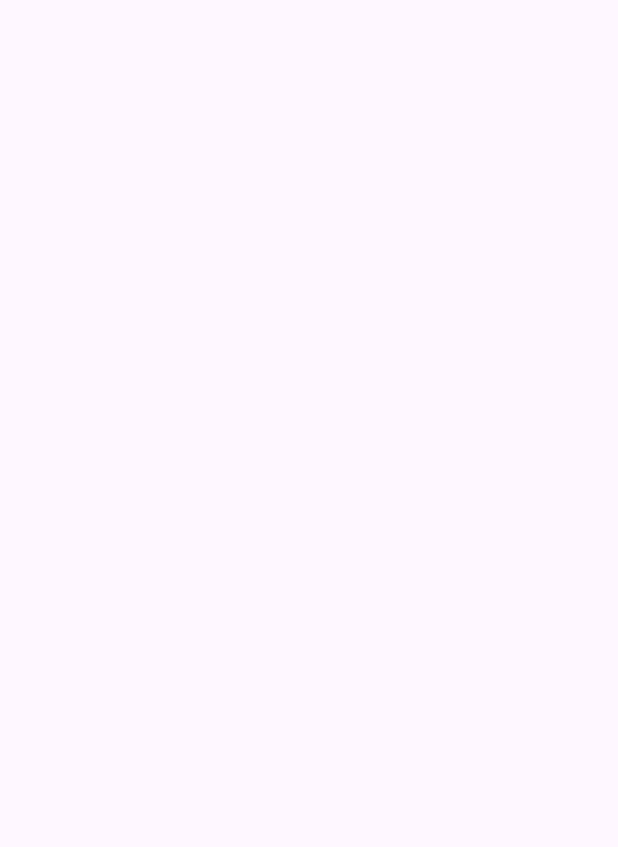
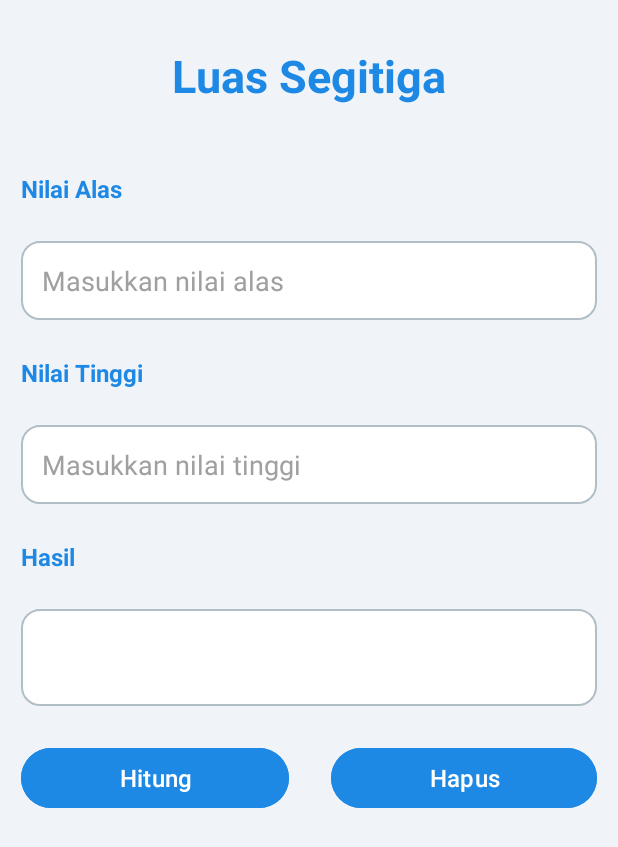
Before and after one commit to MEP201202/Pertemuan12, an Android app: the Segitiga screen opened directly, with no data from a screen before it, on a phone screen of 412 x 824 dp. Before the commit the part shown is empty. Shown: the top 847 px of the screen. Run offline under Robolectric (Android 15) with nearby library versions, the phone set to English and light mode, and no system bars.

Commit message:
Semua fungsi aplikasi sudah bisa berjalan dengan baik dan aplikasi sudah berjalan sesuai dengan yang diinginkan.

```diff
--- a/app/src/main/java/com/example/pertemuan12/Segitiga.java
+++ b/app/src/main/java/com/example/pertemuan12/Segitiga.java
@@ -1,14 +1,21 @@
 package com.example.pertemuan12;
 
 import android.os.Bundle;
-
 import androidx.activity.EdgeToEdge;
 import androidx.appcompat.app.AppCompatActivity;
 import androidx.core.graphics.Insets;
 import androidx.core.view.ViewCompat;
 import androidx.core.view.WindowInsetsCompat;
+import android.text.TextUtils;
+import android.view.View;
+import android.widget.Button;
+import android.widget.EditText;
+import android.widget.Toast;
 
 public class Segitiga extends AppCompatActivity {
+
+    EditText edAlas, edTinggi, edHasil;
+    Button btnHitung, btnHapus;
 
     @Override
     protected void onCreate(Bundle savedInstanceState) {
@@ -20,5 +27,67 @@ public class Segitiga extends AppCompatActivity {
             v.setPadding(systemBars.left, systemBars.top, systemBars.right, systemBars.bottom);
             return insets;
         });
+
+        // Inisialisasi Komponen
+        edAlas = findViewById(R.id.edalas);
+        edTinggi = findViewById(R.id.edtinggi);
+        edHasil = findViewById(R.id.edhasil);
+        btnHitung = findViewById(R.id.bthitung);
+        btnHapus = findViewById(R.id.bthapus);
+
+        // Fungsi tombol hitung
+        btnHitung.setOnClickListener(new View.OnClickListener() {
+            @Override
+            public void onClick(View v) {
+                hitungLuasSegitiga();
+            }
+        });
+
+        // Fungsi tombol hapus
+        btnHapus.setOnClickListener(new View.OnClickListener() {
+            @Override
+            public void onClick(View v) {
+                hapusInput();
+            }
+        });
+    }
+
+    private void hitungLuasSegitiga() {
+        // Ambil nilai dari input
+        String strAlas = edAlas.getText().toString();
+        String strTinggi = edTinggi.getText().toString();
+
+        // Validasi Input
+        if (TextUtils.isEmpty(strAlas)) {
+            edAlas.setError("Nilai alas tidak boleh kosong!");
+            return;
+        }
+
+        if (TextUtils.isEmpty(strTinggi)) {
+            edTinggi.setError("Nilai tinggi tidak boleh kosong !");
+            return;
+        }
+
+        try {
+            // Konversi nilai input ke angka
+            double alas = Double.parseDouble(strAlas);
+            double tinggi = Double.parseDouble(strTinggi);
+
+            // Hitung luas
+            double luas = 0.5 * alas * tinggi;
+
+            // Tampilkan hasil
+            edHasil.setText(String.valueOf(luas));
+        } catch (NumberFormatException e) {
+            Toast.makeText(this, "Input harus berupa angka!", Toast.LENGTH_SHORT).show();
+        }
+    }
+
+    private void hapusInput() {
+        // Kosongkan semua input
+        edAlas.setText("");
+        edTinggi.setText("");
+        edHasil.setText("");
+        edAlas.requestFocus();
     }
 }
--- /dev/null
+++ b/app/src/main/res/drawable/gradient_background.xml
@@ -0,0 +1,4 @@
+<gradient xmlns:android="http://schemas.android.com/apk/res/android"
+    android:startColor="#E3F2FD"
+    android:endColor="#BBDEFB"
+    android:angle="90" />
--- a/app/src/main/res/drawable/rounded_edittext.xml
+++ b/app/src/main/res/drawable/rounded_edittext.xml
@@ -1,6 +1,5 @@
-<!-- res/drawable/rounded_edittext.xml -->
 <shape xmlns:android="http://schemas.android.com/apk/res/android">
-    <solid android:color="#FFFFFF"/>
-    <corners android:radius="10dp"/>
-    <stroke android:color="#E0E0E0" android:width="1dp"/>
+    <corners android:radius="12dp" />
+    <solid android:color="#FFFFFF" />
+    <stroke android:width="1dp" android:color="#B0BEC5" />
 </shape>
--- a/app/src/main/res/layout/activity_segitiga.xml
+++ b/app/src/main/res/layout/activity_segitiga.xml
@@ -1,10 +1,127 @@
 <?xml version="1.0" encoding="utf-8"?>
-<androidx.constraintlayout.widget.ConstraintLayout xmlns:android="http://schemas.android.com/apk/res/android"
+<LinearLayout xmlns:android="http://schemas.android.com/apk/res/android"
     xmlns:app="http://schemas.android.com/apk/res-auto"
     xmlns:tools="http://schemas.android.com/tools"
     android:id="@+id/main"
     android:layout_width="match_parent"
     android:layout_height="match_parent"
+    android:orientation="vertical"
+    android:background="#F0F4F8"
+    android:padding="20dp"
     tools:context=".Segitiga">
 
-</androidx.constraintlayout.widget.ConstraintLayout>
+    <TextView
+        android:id="@+id/tvluassegitiga"
+        android:layout_width="wrap_content"
+        android:layout_height="wrap_content"
+        android:layout_gravity="center"
+        android:layout_marginTop="30dp"
+        android:layout_marginBottom="30dp"
+        android:text="Luas Segitiga"
+        android:textColor="#1E88E5"
+        android:textSize="30sp"
+        android:textStyle="bold" />
+
+    <TextView
+        android:id="@+id/tvalas"
+        android:layout_width="match_parent"
+        android:layout_height="wrap_content"
+        android:layout_marginBottom="10dp"
+        android:text="Nilai Alas"
+        android:padding="14dp"
+        android:textColor="#1E88E5"
+        android:textSize="16sp"
+        android:textStyle="bold" />
+
+    <EditText
+        android:id="@+id/edalas"
+        android:layout_width="match_parent"
+        android:layout_height="wrap_content"
+        android:layout_gravity="center"
+        android:layout_marginBottom="10dp"
+        android:layout_marginLeft="14dp"
+        android:layout_marginRight="14dp"
+        android:background="@drawable/rounded_edittext"
+        android:hint="Masukkan nilai alas"
+        android:inputType="number"
+        android:padding="14dp"
+        android:textColorHint="@color/hintColor" />
+
+    <TextView
+        android:id="@+id/tvtinggi"
+        android:layout_width="match_parent"
+        android:layout_height="wrap_content"
+        android:layout_marginBottom="10dp"
+        android:padding="14dp"
+        android:text="Nilai Tinggi"
+        android:textColor="#1E88E5"
+        android:textSize="16sp"
+        android:textStyle="bold" />
+
+    <EditText
+        android:id="@+id/edtinggi"
+        android:layout_width="match_parent"
+        android:layout_height="wrap_content"
+        android:layout_gravity="center"
+        android:layout_marginBottom="10dp"
+        android:layout_marginLeft="14dp"
+        android:layout_marginRight="14dp"
+        android:background="@drawable/rounded_edittext"
+        android:hint="Masukkan nilai tinggi"
+        android:inputType="number"
+        android:padding="14dp"
+        android:textColorHint="@color/hintColor" />
+
+    <TextView
+        android:id="@+id/tvhasil"
+        android:layout_width="match_parent"
+        android:layout_height="wrap_content"
+        android:layout_marginBottom="10dp"
+        android:padding="14dp"
+        android:text="Hasil"
+        android:textColor="#1E88E5"
+        android:textSize="16sp"
+        android:textStyle="bold" />
+
+    <EditText
+        android:id="@+id/edhasil"
+        android:layout_width="match_parent"
+        android:layout_height="wrap_content"
+        android:layout_gravity="center"
+        android:layout_marginBottom="10dp"
+        android:layout_marginLeft="14dp"
+        android:layout_marginRight="14dp"
+        android:background="@drawable/rounded_edittext"
+        android:inputType="number"
+        android:padding="20dp"
+        android:textColorHint="@color/hintColor"
+        tools:ignore="SpeakableTextPresentCheck" />
+
+    <LinearLayout
+        android:layout_width="match_parent"
+        android:layout_height="match_parent"
+        android:orientation="horizontal">
+
+        <Button
+            android:id="@+id/bthitung"
+            android:layout_width="wrap_content"
+            android:layout_height="wrap_content"
+            android:layout_weight="1"
+            android:text="Hitung"
+            android:layout_margin="14dp"
+            android:backgroundTint="#1E88E5"
+            android:textColor="#FFFFFF"
+            android:textSize="16sp" />
+
+        <Button
+            android:id="@+id/bthapus"
+            android:layout_width="wrap_content"
+            android:layout_height="wrap_content"
+            android:layout_weight="1"
+            android:text="Hapus"
+            android:layout_margin="14dp"
+            android:backgroundTint="#1E88E5"
+            android:textColor="#FFFFFF"
+            android:textSize="16sp" />
+    </LinearLayout>
+</LinearLayout>
```
Also changed, not shown: app/src/main/java/com/example/pertemuan12/MenuUtama.java (+42 -1 lines), app/src/main/res/layout/activity_about.xml (+25 -2 lines), app/src/main/res/layout/activity_main.xml (+16 -9 lines), app/src/main/res/layout/activity_menu_utama.xml (+16 -5 lines).
